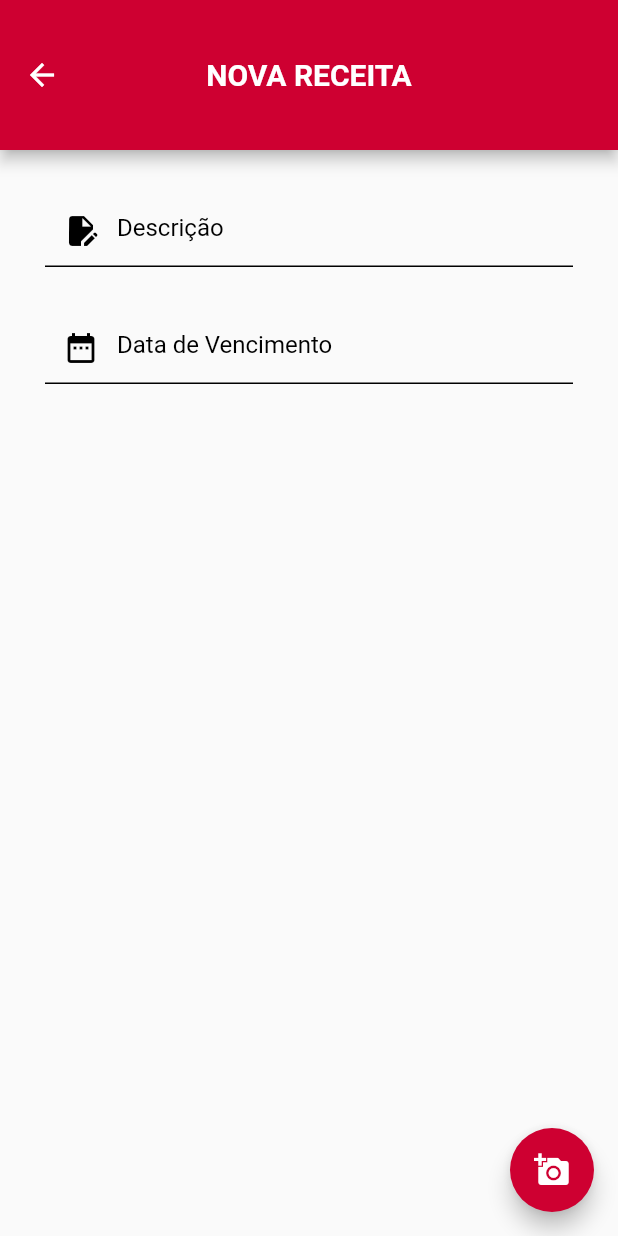
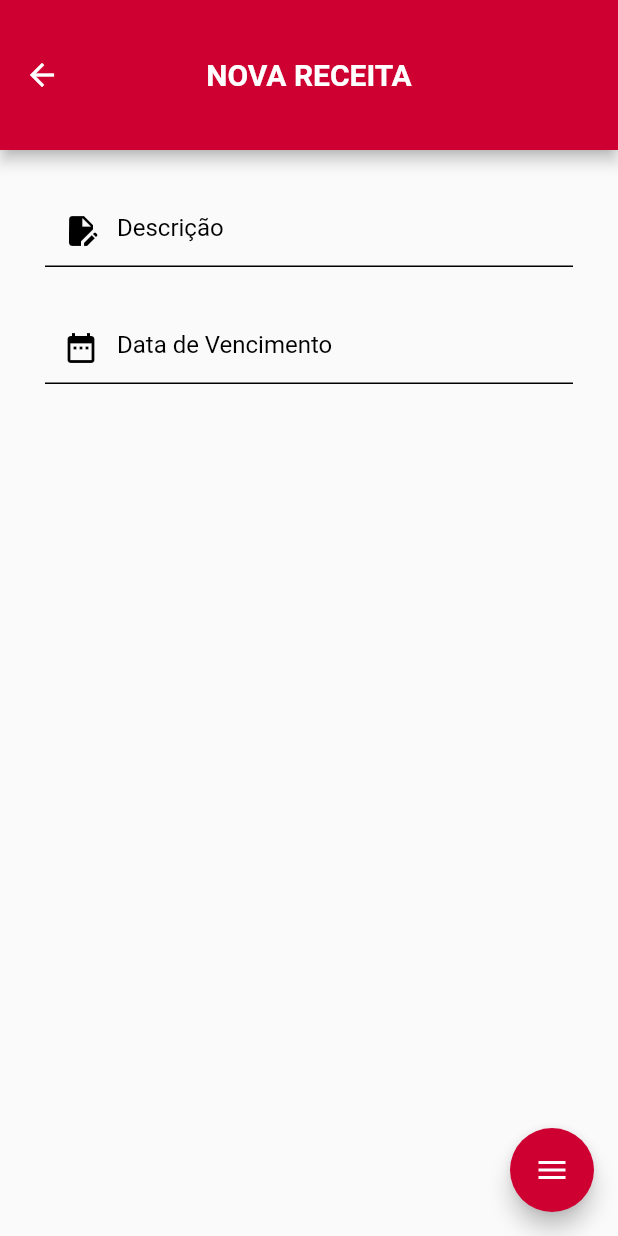
Before and after one commit to paulociano/farmafast, a Flutter app: the ReceitaModal screen opened directly, on a phone screen of 412 x 824 dp. Run offline on Flutter 3.47's test engine with Material 2 defaults, Android fonts, the light colour scheme and no system bars; our stand-ins replace card_swiper, google_fonts.

Commit message:
Adiciona Menu de botões animado em Nova Receita

```diff
--- /dev/null
+++ b/lib/buttons/imgsource_button.dart
@@ -0,0 +1,69 @@
+import 'package:farmafast/buttons/imgsource_delegate.dart';
+import 'package:flutter/material.dart';
+
+class ImgSourceButton extends StatefulWidget {
+  const ImgSourceButton({
+    super.key,
+  });
+  @override
+  State<ImgSourceButton> createState() => _ImgSourceButtonState();
+}
+
+class _ImgSourceButtonState extends State<ImgSourceButton>
+    with SingleTickerProviderStateMixin {
+  final actionButtonColor = Colors.white;
+  late AnimationController animation;
+  final menuIsOpen = ValueNotifier<bool>(false);
+
+  @override
+  void initState() {
+    super.initState();
+    animation = AnimationController(
+        vsync: this, duration: const Duration(milliseconds: 200));
+  }
+
+  @override
+  void dispose() {
+    animation.dispose();
+    super.dispose();
+  }
+
+  toggleMenu() {
+    menuIsOpen.value ? animation.reverse() : animation.forward();
+    menuIsOpen.value = !menuIsOpen.value;
+  }
+
+  @override
+  Widget build(BuildContext context) {
+    return Flow(
+      clipBehavior: Clip.none,
+      delegate: ImgSourceDelegate(animation: animation),
+      children: [
+        FloatingActionButton(
+            heroTag: "btnaddimg",
+            onPressed: () {
+              toggleMenu();
+            },
+            backgroundColor: const Color.fromARGB(255, 206, 0, 49),
+            child: AnimatedIcon(
+              icon: AnimatedIcons.menu_close,
+              progress: animation,
+            )),
+        FloatingActionButton(
+            heroTag: "btnimgpick",
+            onPressed: () {},
+            backgroundColor: actionButtonColor,
+            child: const Icon(
+              Icons.attach_file,
+              color: Color.fromARGB(255, 206, 0, 49),
+            )),
+        FloatingActionButton(
+            heroTag: "btnimgcam",
+            onPressed: () {},
+            backgroundColor: actionButtonColor,
+            child: const Icon(Icons.camera_alt,
+                color: Color.fromARGB(255, 206, 0, 49))),
+      ],
+    );
+  }
+}
--- a/lib/pages/receita_modal.dart
+++ b/lib/pages/receita_modal.dart
@@ -1,3 +1,4 @@
+import 'package:farmafast/buttons/imgsource_button.dart';
 import 'package:flutter/material.dart';
 
 class ReceitaModal extends StatefulWidget {
@@ -79,11 +80,7 @@ class _ReceitaModalState extends State<ReceitaModal> {
           ],
         ),
       ),
-      floatingActionButton: FloatingActionButton(
-        onPressed: () {},
-        backgroundColor: const Color.fromARGB(255, 206, 0, 49),
-        child: const Icon(Icons.add_a_photo),
-      ),
+      floatingActionButton: const ImgSourceButton(),
     );
   }
 }
--- a/pubspec.yaml
+++ b/pubspec.yaml
@@ -39,6 +39,10 @@ dependencies:
   card_swiper : ^2.0.1
   flutter_local_notifications: ^14.1.1
   intl: ^0.17.0
+  shared_preferences: ^2.1.2
+  camera_camera: ^3.0.0
+  image_picker: ^0.8.9
+  camera: ^0.10.5+2
 
 
 dev_dependencies:
```
Also changed, not shown: lib/buttons/imgsource_delegate.dart (added, +33 -0 lines), lib/pages/example.dart (deleted, +0 -60 lines), lib/pages/main_page.dart (+7 -5 lines), pubspec.lock, 12 other files.
